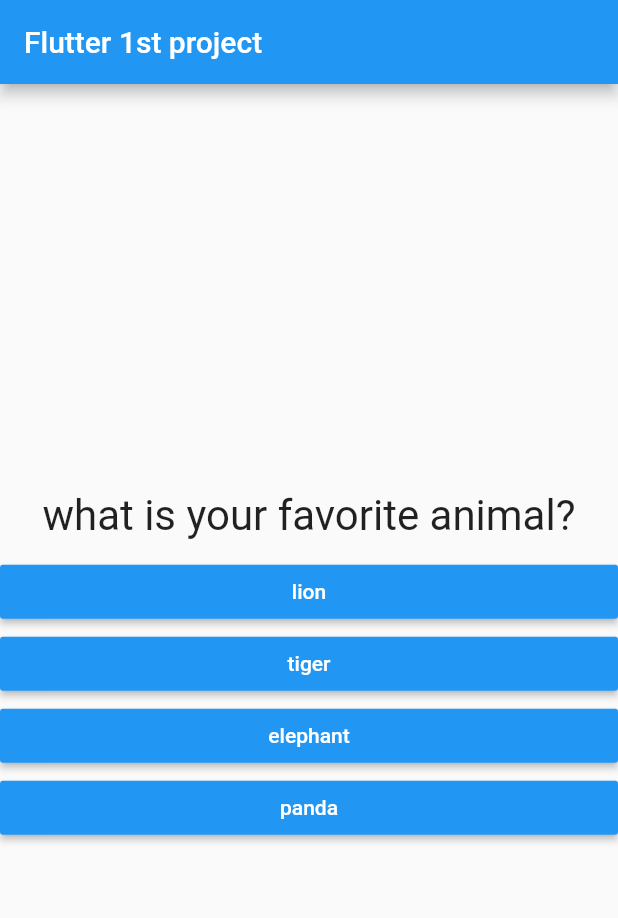
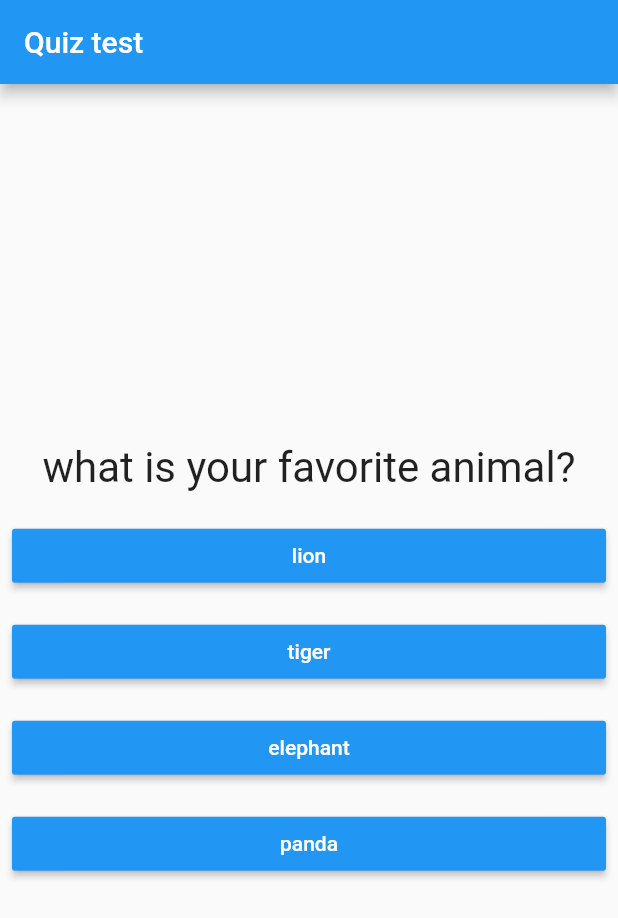
Before and after one commit to VikramRmore002/Quiz, a Flutter app: the screen it shows after launch, after a tap on "blue", on a phone screen of 412 x 824 dp. Shown: the top 918 px of the screen. Run offline on Flutter 3.47's test engine with Material 2 defaults, Android fonts, the phone set to English and light mode, and no system bars.

Commit message:
second commit

```diff
--- a/lib/answer.dart
+++ b/lib/answer.dart
@@ -10,11 +10,14 @@ class Answer extends StatelessWidget {
   Widget build(BuildContext context) {
     return Container(
       width: double.infinity,
-      child: RaisedButton(
-        color: Colors.blue,
-        textColor: Colors.white,
-        child: Text(answerstring),
-        onPressed: selectHandler,
+      child: Padding(
+        padding: const EdgeInsets.all(8.0),
+        child: RaisedButton(
+          color: Colors.blue,
+          textColor: Colors.white,
+          child: Text(answerstring),
+          onPressed: selectHandler,
+        ),
       ),
     );
   }
--- a/lib/main.dart
+++ b/lib/main.dart
@@ -1,13 +1,15 @@
 import 'package:flutter/material.dart';
 import 'package:flutter_guide/answer.dart';
+import 'package:flutter_guide/quiz.dart';
 import 'question.dart';
+import 'result.dart';
 
 void main() {
   runApp(const MyApp());
 }
 
 class MyApp extends StatelessWidget {
-  const MyApp({Key? key}) : super(key: key);
+  const MyApp({Key key}) : super(key: key);
   @override
   Widget build(BuildContext context) {
     return MaterialApp(
@@ -16,49 +18,75 @@ class MyApp extends StatelessWidget {
       theme: ThemeData(
         primarySwatch: Colors.blue,
       ),
-      home: const MyHomePage(title: 'Flutter 1st project'),
+      home: MyHomePage(),
     );
   }
 }
 
 class MyHomePage extends StatefulWidget {
-  const MyHomePage({Key? key, required this.title}) : super(key: key);
-  final String title;
   @override
   State<MyHomePage> createState() => _MyHomePageState();
 }
 
 class _MyHomePageState extends State<MyHomePage> {
   var listcount = 0;
+  var totalscore = 0;
   List list = [
     {
       "questiontext": "what is your favorite colour?",
-      "answertext": ["blue", "black", "pink", "orange"]
+      "answertext": [
+        {"answerchosen": "blue", "score": 3},
+        {"answerchosen": "black", "score": 1},
+        {"answerchosen": "pink", "score": 6},
+        {"answerchosen": "orange", "score": 5}
+      ]
     },
     {
       "questiontext": "what is your favorite animal?",
-      "answertext": ["lion", "tiger", "elephant", "panda"]
+      "answertext": [
+        {"answerchosen": "lion", "score": 8},
+        {"answerchosen": "tiger", "score": 9},
+        {"answerchosen": "elephant", "score": 2},
+        {"answerchosen": "panda", "score": 3}
+      ]
     },
     {
       "questiontext": "what is your favorite superhero?",
-      "answertext": ["spiderman", "batman", "doremon", "ironman"]
+      "answertext": [
+        {"answerchosen": "spiderman", "score": 4},
+        {"answerchosen": "batman", "score": 5},
+        {"answerchosen": "thanos", "score": 1},
+        {"answerchosen": "ironman", "score": 9}
+      ]
     },
     {
       "questiontext": "what is your favorite mobile brand?",
-      "answertext": ["oppo", "nokia", "iphone", "redmi"]
+      "answertext": [
+        {"answerchosen": "oppo", "score": 5},
+        {"answerchosen": "nokia", "score": 1},
+        {"answerchosen": "iphone", "score": 9},
+        {"answerchosen": "redmi", "score": 7}
+      ]
     },
     {
       "questiontext": "what is your favorite programming language?",
-      "answertext": ["c++", "java", "dart", "python"]
+      "answertext": [
+        {"answerchosen": "c++", "score": 1},
+        {"answerchosen": "java", "score": 6},
+        {"answerchosen": "dart", "score": 9},
+        {"answerchosen": "python", "score": 7}
+      ]
     },
   ];
-  void answeredQuestion() {
+
+
+  void answeredQuestion(int score) {
+    totalscore += score;
     setState(() {
-     // for (listcount= 0; listcount <= 3; listcount++);
-     //listcount = listcount + 1;
-      (listcount <= 3)
-          ? {listcount = listcount + 1}
-          : {listcount = listcount - 3};
+      listcount = listcount+1;
+      // (listcount <= 3)
+      //     ? {listcount = listcount + 1}
+      //     : {listcount = listcount - 3};
     });
     print(listcount);
   }
@@ -67,21 +95,25 @@ class _MyHomePageState extends State<MyHomePage> {
   Widget build(BuildContext context) {
     return Scaffold(
       appBar: AppBar(
-        title: Text(widget.title),
+        title: const Text("Quiz test "),
       ),
       body: Center(
-        child: Column(
-          mainAxisAlignment: MainAxisAlignment.center,
-          children: <Widget>[
-            Question(list[listcount]["questiontext"]),
-            ...(list[listcount]["answertext"]).map((answer) {
-              print(answer);
-              return Answer(answeredQuestion, answer);
-
-            }),
-          ],
-        ),
+          child: listcount < list.length
+          ? Quiz(
+        listcount: listcount,
+        answeredQuestion: answeredQuestion,
+        list: list,
+      )
+            :  Result (resetgame: reserGame,resultScore: totalscore),
       ),
     );
+
+  }
+
+ void  reserGame() {
+    setState(() {
+      listcount = 0;
+      totalscore = 0;
+    });
   }
 }
--- /dev/null
+++ b/lib/quiz.dart
@@ -0,0 +1,32 @@
+import 'package:flutter/material.dart';
+import 'question.dart';
+import 'answer.dart';
+
+class Quiz extends StatelessWidget {
+  final List<dynamic> list;
+  final int listcount;
+  final Function answeredQuestion;
+  Quiz(
+      {@required this.list,
+      @required this.listcount,
+      @required this.answeredQuestion});
+
+  @override
+  Widget build(BuildContext context) {
+    return Center(
+      child: Column(
+        mainAxisAlignment: MainAxisAlignment.center,
+        children: <Widget>[
+          Question(list[listcount]["questiontext"]),
+          SizedBox ( ),
+          ...(list[listcount]["answertext"] as List<dynamic>)
+              .map((answer) {
+            print(answer);
+            return Answer(
+                () => answeredQuestion(answer["score"]), answer["answerchosen"]);
+          }),
+        ],
+      ),
+    );
+  }
+}
--- a/pubspec.yaml
+++ b/pubspec.yaml
@@ -18,7 +18,7 @@ publish_to: 'none' # Remove this line if you wish to publish to pub.dev
 version: 1.0.0+1
 
 environment:
-  sdk: ">=2.16.1 <3.0.0"
+  sdk: ">=2.11.1 <3.0.0"
 
 # Dependencies specify other packages that your package needs in order to work.
 # To automatically upgrade your package dependencies to the latest versions
```
Also changed, not shown: lib/result.dart (added, +46 -0 lines), pubspec.lock.
